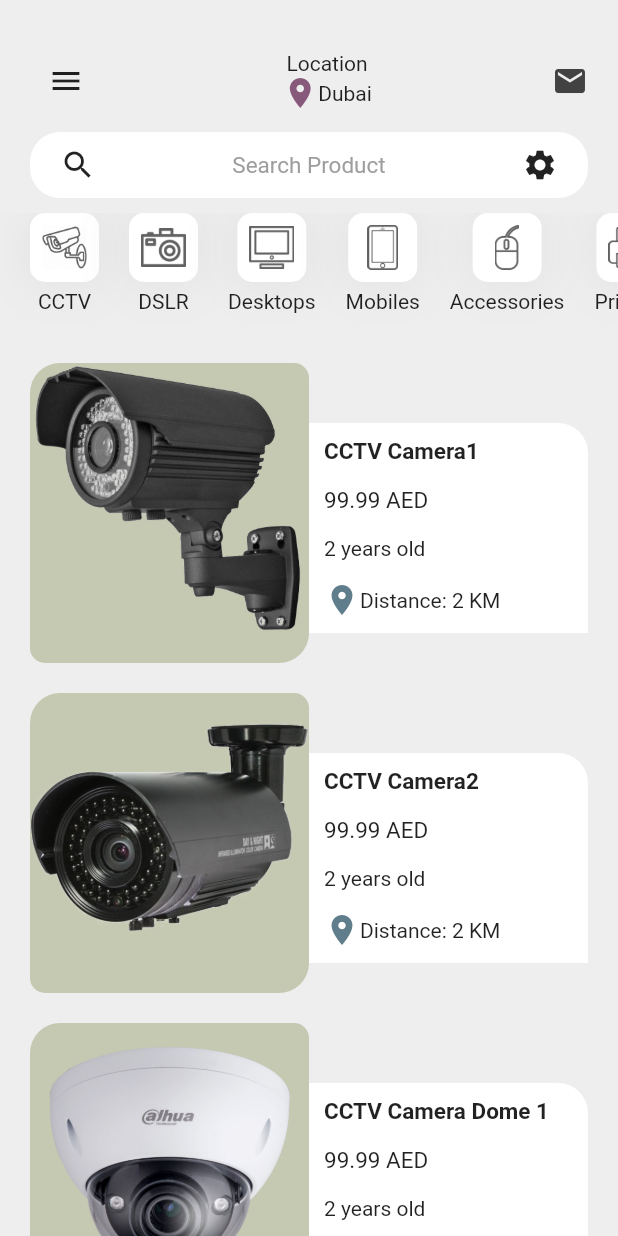
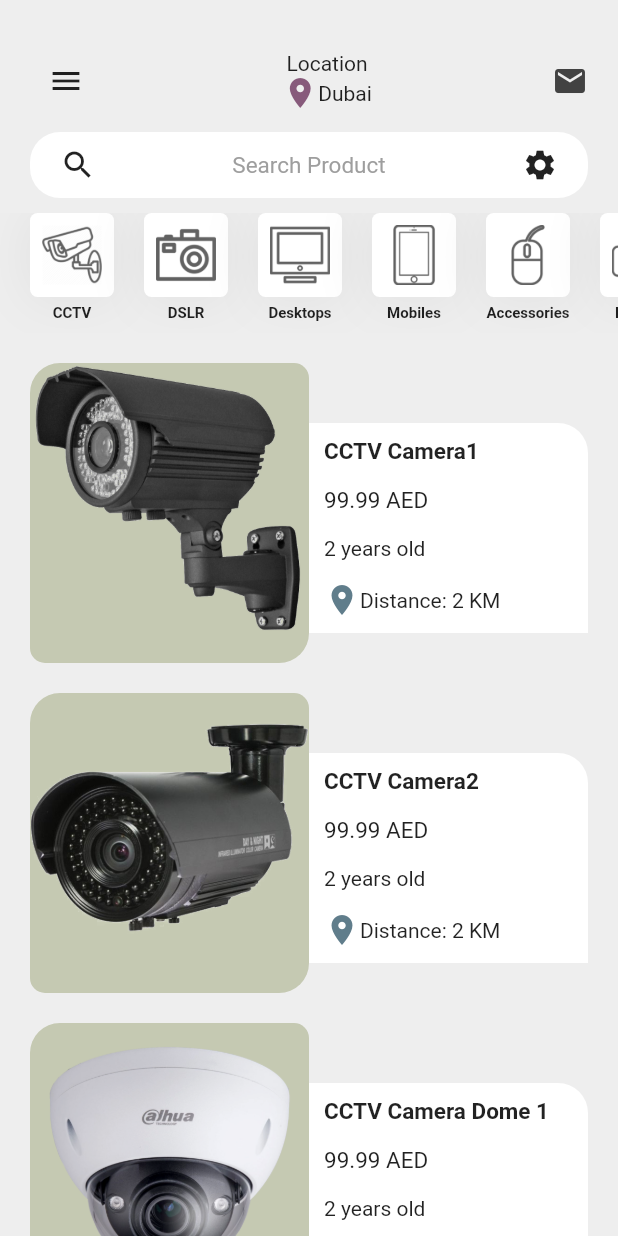
Before and after one commit to MesselemYoucef/TechApp, a Flutter app: the screen it shows after launch, on a phone screen of 412 x 824 dp. Run offline on Flutter 3.47's test engine with Material 2 defaults, Android fonts, the phone set to English and light mode, and no system bars; our stand-ins replace font_awesome_flutter.

Commit message:
fixed the categories icons spacing

```diff
--- a/lib/main.dart
+++ b/lib/main.dart
@@ -1,7 +1,6 @@
 import 'package:flutter/material.dart';
 import 'package:petsApp/home_page.dart';
 import 'package:petsApp/screens/product_screen.dart';
-
 
 void main() {
   //runApp(MaterialApp(home: HomePage()));
--- a/lib/screens/home_screen.dart
+++ b/lib/screens/home_screen.dart
@@ -65,7 +65,10 @@ class _HomeScreenState extends State<HomeScreen> {
                     ],
                   ),
                 ]),
-                Icon(Icons.mail, color: Colors.grey[800],)
+                Icon(
+                  Icons.mail,
+                  color: Colors.grey[800],
+                )
               ],
             ),
           ),
@@ -78,7 +81,10 @@ class _HomeScreenState extends State<HomeScreen> {
                 mainAxisAlignment: MainAxisAlignment.spaceBetween,
                 children: [
                   Icon(Icons.search),
-                  Text("Search Product", style: TextStyle(color: Colors.grey, fontSize: 15),),
+                  Text(
+                    "Search Product",
+                    style: TextStyle(color: Colors.grey, fontSize: 15),
+                  ),
                   Icon(Icons.settings)
                 ]),
           ),
@@ -96,18 +102,23 @@ class _HomeScreenState extends State<HomeScreen> {
                       decoration: BoxDecoration(
                           color: Colors.white,
                           boxShadow: shadowList,
-                          borderRadius: BorderRadius.circular(10)),
+                          borderRadius: BorderRadius.circular(5)),
                       child: Image.asset(
                         categories[index]["iconPath"],
-                        height: 30,
-                        width: 30,
+                        height: 40,
+                        width: 40,
                         color: Colors.grey[700],
+                        fit: BoxFit.contain,
                       ),
                     ),
                     SizedBox(height: 5),
                     Container(
                         margin: EdgeInsets.only(left: 20),
-                        child: Text(categories[index]["name"]))
+                        child: Text(
+                          categories[index]["name"],
+                          style: TextStyle(
+                              fontSize: 10, fontWeight: FontWeight.bold),
+                        ))
                   ]),
                 );
               },
```
Also changed, not shown: images/categories/camera-cctv.png, images/categories/camera-dslr.png, images/categories/desktop.png, images/categories/iPad.png (added), images/categories/laptop.png (added), images/categories/mobile.png, images/categories/mouse.png, images/categories/printer.png.
